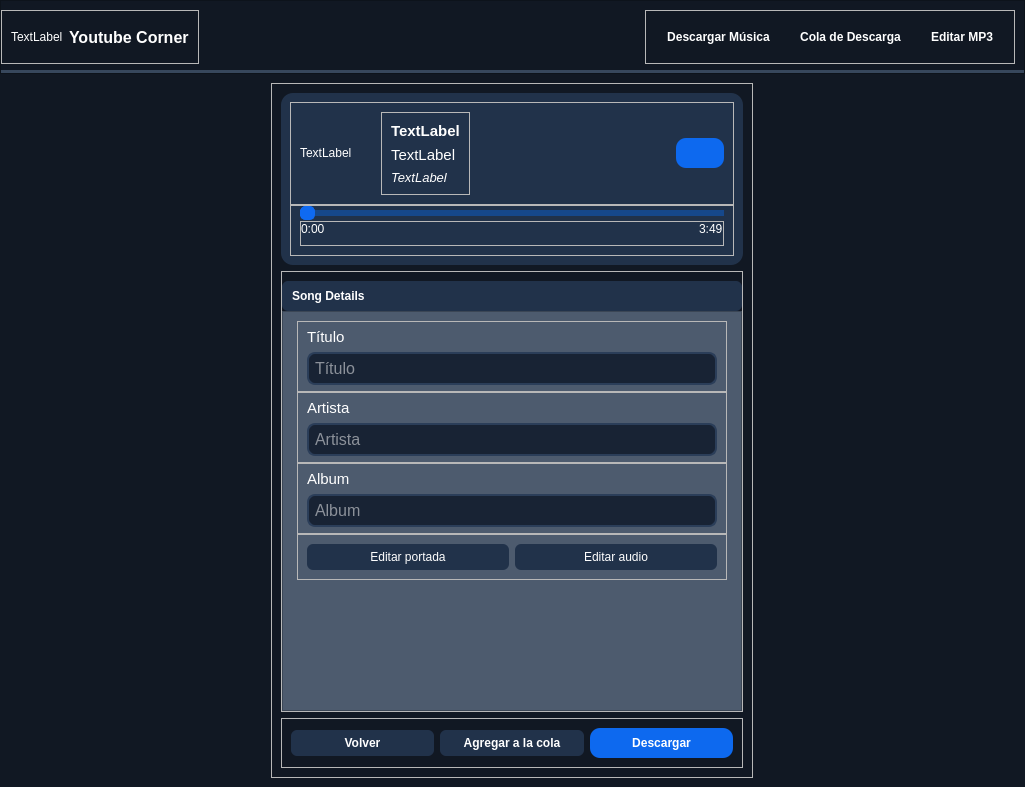
The window that InterfacesRaw/frontend.ui (Ventthos/Youtube-Corner) describes before a commit, drawn with Qt 5.
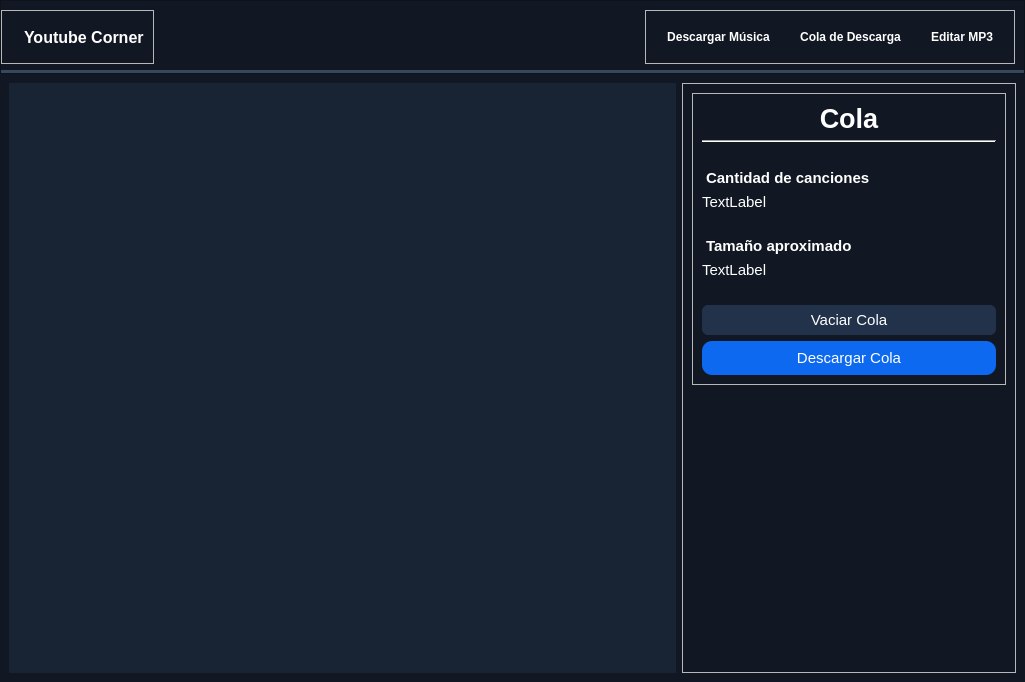
The same window after the commit. The open tabs and pages were chosen to show the change. Icons and pictures are not drawn.

Commit message: Making the Queue Widget

```diff
--- a/InterfacesRaw/frontend.ui
+++ b/InterfacesRaw/frontend.ui
@@ -7,7 +7,7 @@
     <x>0</x>
     <y>0</y>
     <width>1025</width>
-    <height>787</height>
+    <height>682</height>
    </rect>
   </property>
   <property name="windowTitle">
@@ -73,10 +73,28 @@
           <enum>QFrame::Raised</enum>
          </property>
          <layout class="QHBoxLayout" name="horizontalLayout_2">
+          <property name="topMargin">
+           <number>0</number>
+          </property>
+          <property name="bottomMargin">
+           <number>0</number>
+          </property>
           <item>
            <widget class="QLabel" name="imgLogo">
+            <property name="maximumSize">
+             <size>
+              <width>40</width>
+              <height>40</height>
+             </size>
+            </property>
             <property name="text">
-             <string>TextLabel</string>
+             <string/>
+            </property>
+            <property name="pixmap">
+             <pixmap>../img/youtube-app--icon.webp</pixmap>
+            </property>
+            <property name="scaledContents">
+             <bool>true</bool>
             </property>
            </widget>
           </item>
@@ -161,12 +179,12 @@
        <cursorShape>ArrowCursor</cursorShape>
       </property>
       <property name="styleSheet">
-       <string notr="true">#songDownloaderWidget, #findSongWidget{
+       <string notr="true">#songDownloaderWidget, #findSongWidget, #queueWidget{
 	background-color: #111823;
 }
 
 
-#songDownloaderWidget QLabel, QPushButton{
+#songDownloaderWidget QLabel, QPushButton, #frameDatosQueue QLabel{
 	color: white;
 }
 
@@ -189,11 +207,17 @@
 	border: none;
 }
 
+
 #detailsSongDownloadScrollContents{
 	background-color: #4d5b6e;
 	border:none;
 }
 
+#scrollAreaWidgetContentsQueue{
+	background-color: #182334;
+	border:none;
+}
+
 #detailsSongDownloadScrollContents QFrame QLineEdit, #lineEditEntradaLink{
 	background-color: #182334;
 	border: 2px solid #2b3e59;
@@ -202,14 +226,14 @@
 	border-radius: 8px;
 }
 
-#detailsSongDownloadScrollContents QPushButton, #botonCancelDownload, #botonAgregarCola{
+#detailsSongDownloadScrollContents QPushButton, #botonCancelDownload, #botonAgregarCola, #buttonReiniciarCola{
 	background-color: #21324a;
 	border: none;
 	padding: 6px;
 	border-radius: 6px;
 }
 
-#botonDownloadSong, #pushButtonBuscarLink{
+#botonDownloadSong, #pushButtonBuscarLink, #buttonDescargarCola{
 	background-color: #0d69ef;
 	border:  none;
 	padding: 8px;
@@ -243,6 +267,10 @@
 	border-bottom-left-radius:0px;
 	border: 2px solid #0d69f0 ;
 	border-left: none;
+}
+
+ #labelTituloPeso, #labelTituloNCanciones, #buttonReiniciarCola{
+	margin-top: 20px;
 }</string>
       </property>
       <property name="currentIndex">
@@ -612,8 +640,8 @@
                      <rect>
                       <x>0</x>
                       <y>0</y>
-                      <width>478</width>
-                      <height>315</height>
+                      <width>443</width>
+                      <height>278</height>
                      </rect>
                     </property>
                     <layout class="QVBoxLayout" name="verticalLayout_10">
@@ -1064,6 +1092,177 @@
         </item>
        </layout>
       </widget>
+      <widget class="QWidget" name="queueWidget">
+       <layout class="QHBoxLayout" name="horizontalLayout_9" stretch="2,1">
+        <item>
+         <widget class="QScrollArea" name="scrollAreaQueue">
+          <property name="frameShape">
+           <enum>QFrame::NoFrame</enum>
+          </property>
+          <property name="frameShadow">
+           <enum>QFrame::Plain</enum>
+          </property>
+          <property name="widgetResizable">
+           <bool>true</bool>
+          </property>
+          <widget class="QWidget" name="scrollAreaWidgetContentsQueue">
+           <property name="geometry">
+            <rect>
+             <x>0</x>
+             <y>0</y>
+             <width>667</width>
+             <height>695</height>
+            </rect>
+           </property>
+          </widget>
+         </widget>
+        </item>
+        <item>
+         <widget class="QFrame" name="frameDerechoQueue">
+          <property name="frameShape">
+           <enum>QFrame::StyledPanel</enum>
+          </property>
+          <property name="frameShadow">
+           <enum>QFrame::Raised</enum>
+          </property>
+          <layout class="QVBoxLayout" name="verticalLayout_16">
+           <item>
+            <widget class="QFrame" name="frameDatosQueue">
+             <property name="frameShape">
+              <enum>QFrame::StyledPanel</enum>
+             </property>
+             <property name="frameShadow">
+              <enum>QFrame::Raised</enum>
+             </property>
+             <layout class="QVBoxLayout" name="verticalLayout_15">
+              <item>
+               <widget class="QLabel" name="tituloQueue">
+                <property name="font">
+                 <font>
+                  <family>Arial</family>
+                  <pointsize>20</pointsize>
+                  <weight>75</weight>
+                  <bold>true</bold>
+                 </font>
+                </property>
+                <property name="text">
+                 <string>Cola</string>
+                </property>
+                <property name="alignment">
+                 <set>Qt::AlignCenter</set>
+                </property>
+               </widget>
+              </item>
+              <item>
+               <widget class="Line" name="line_2">
+                <property name="orientation">
+                 <enum>Qt::Horizontal</enum>
+                </property>
+               </widget>
+              </item>
+              <item>
+               <widget class="QLabel" name="labelTituloNCanciones">
+                <property name="font">
+                 <font>
+                  <family>Arial</family>
+                  <pointsize>11</pointsize>
+                  <weight>75</weight>
+                  <bold>true</bold>
+                 </font>
+                </property>
+                <property name="text">
+                 <string>Cantidad de canciones</string>
+                </property>
+               </widget>
+              </item>
+              <item>
+               <widget class="QLabel" name="labelDisplayNCanciones">
+                <property name="font">
+                 <font>
+                  <family>Arial</family>
+                  <pointsize>11</pointsize>
+                 </font>
+                </property>
+                <property name="text">
+                 <string>TextLabel</string>
+                </property>
+               </widget>
+              </item>
+              <item>
+               <widget class="QLabel" name="labelTituloPeso">
+                <property name="font">
+                 <font>
+                  <family>Arial</family>
+                  <pointsize>11</pointsize>
+                  <weight>75</weight>
+                  <bold>true</bold>
+                 </font>
+                </property>
+                <property name="text">
+                 <string>Tamaño aproximado</string>
+                </property>
+               </widget>
+              </item>
+              <item>
+               <widget class="QLabel" name="labelDisplayPeso">
+                <property name="font">
+                 <font>
+                  <family>Arial</family>
+                  <pointsize>11</pointsize>
+                 </font>
+                </property>
+                <property name="text">
+                 <string>TextLabel</string>
+                </property>
+               </widget>
+              </item>
+              <item>
+               <widget class="QPushButton" name="buttonReiniciarCola">
+                <property name="font">
+                 <font>
+                  <family>Arial</family>
+                  <pointsize>11</pointsize>
+                 </font>
+                </property>
+                <property name="text">
+                 <string>Vaciar Cola</string>
+                </property>
+               </widget>
+              </item>
+              <item>
+               <widget class="QPushButton" name="buttonDescargarCola">
+                <property name="font">
+                 <font>
+                  <family>Arial</family>
+                  <pointsize>11</pointsize>
+                 </font>
+                </property>
+                <property name="text">
+                 <string>Descargar Cola</string>
+                </property>
+               </widget>
+              </item>
+             </layout>
+            </widget>
+           </item>
+           <item>
+            <spacer name="verticalSpacer_2">
+             <property name="orientation">
+              <enum>Qt::Vertical</enum>
+             </property>
+             <property name="sizeHint" stdset="0">
+              <size>
+               <width>20</width>
+               <height>369</height>
+              </size>
+             </property>
+            </spacer>
+           </item>
+          </layout>
+         </widget>
+        </item>
+       </layout>
+      </widget>
      </widget>
     </item>
    </layout>
```
Left out of the diff: 4 changed lines with no effect on the pictures. The commit also changes 12 other files.
